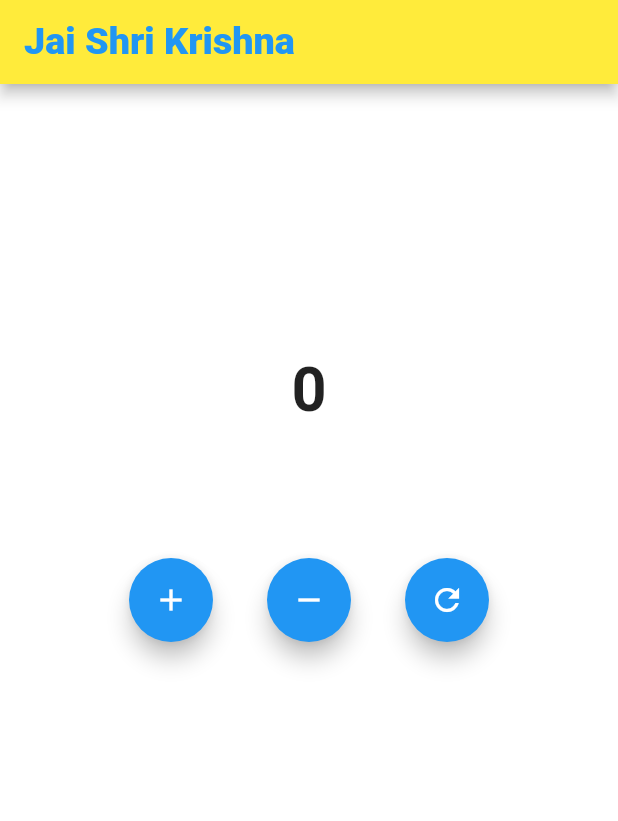
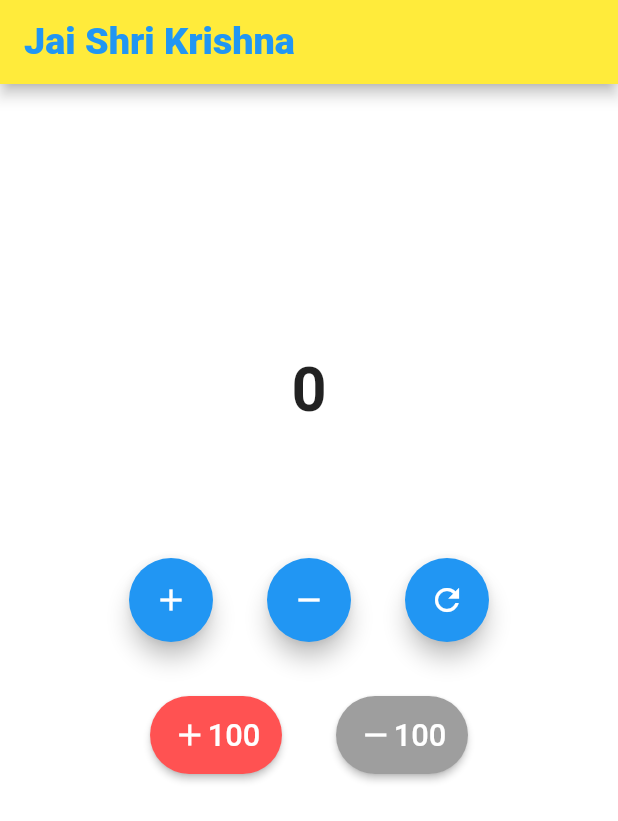
Before and after one commit to iamsourav37/flutter-project---Counter, a Flutter app: the screen it shows after launch, on a phone screen of 412 x 824 dp. Shown: the top 821 px of the screen. Run offline on Flutter 3.47's test engine with Material 2 defaults, Android fonts, the phone set to English and light mode, and no system bars.

Commit message:
add two more button, +100 and -100

```diff
--- a/lib/main.dart
+++ b/lib/main.dart
@@ -54,6 +54,19 @@ class _HomePageState extends State<HomePage> {
     });
   }
 
+  void plusOneHundred() {
+    setState(() {
+      col = Colors.yellow;
+      _counter += 100;
+    });
+  }
+    void minusOneHundred() {
+    setState(() {
+      col = Colors.amberAccent;
+      _counter -= 100;
+    });
+  }
+
   @override
   Widget build(BuildContext context) {
     return Scaffold(
@@ -68,13 +81,12 @@ class _HomePageState extends State<HomePage> {
           ),
         ),
       ),
-      body:
-      Center(
+      body: Center(
         child: Column(
           // mainAxisAlignment: MainAxisAlignment.center,
           children: <Widget>[
             Padding(
-              padding: const EdgeInsets.fromLTRB(0,180,0,70),
+              padding: const EdgeInsets.fromLTRB(0, 180, 0, 70),
               child: Text(
                 "$_counter",
                 style: TextStyle(
@@ -91,9 +103,7 @@ class _HomePageState extends State<HomePage> {
                   padding: const EdgeInsets.all(18.0),
                   child: FloatingActionButton(
                     onPressed: increaseValue,
-                    child: Icon(
-                      Icons.add
-                    ),
+                    child: Icon(Icons.add),
                   ),
                 ),
                 Padding(
@@ -116,6 +126,55 @@ class _HomePageState extends State<HomePage> {
                 ),
               ],
             ),
+            new Row(
+              mainAxisAlignment: MainAxisAlignment.center,
+              children: <Widget>[
+                Padding(
+                  padding: const EdgeInsets.all(18.0),
+                  child: RaisedButton(
+                    shape: StadiumBorder(),
+                    color: Colors.redAccent,
+                    onPressed: plusOneHundred,
+                    padding: EdgeInsets.only(top: 14.0,bottom: 14.0),
+                    child: Row(
+                      mainAxisAlignment: MainAxisAlignment.center,
+                        children: <Widget>[
+                          Icon(
+                            Icons.add,
+                            color: Colors.white,
+                          ),
+                          Text(
+                            "100",
+                            style: TextStyle(fontSize: 20.56,color: Colors.white),
+                          ),
+                        ],
+                    ),
+                  ),
+                ),
+                Padding(
+                  padding: const EdgeInsets.all(18.0),
+                  child: RaisedButton(
+                    shape: StadiumBorder(),
+                    color: Colors.grey,
+                    onPressed: minusOneHundred,
+                    padding: EdgeInsets.only(top: 14.0,bottom: 14.0),
+                    child: Row(
+                      mainAxisAlignment: MainAxisAlignment.center,
+                        children: <Widget>[
+                          Icon(
+                            Icons.remove,
+                            color: Colors.white,
+                          ),
+                          Text(
+                            "100",
+                            style: TextStyle(fontSize: 20.56,color: Colors.white),
+                          ),
+                        ],
+                    ),
+                  ),
+                ),
+              ],
+            ),
           ],
         ),
       ),
```
